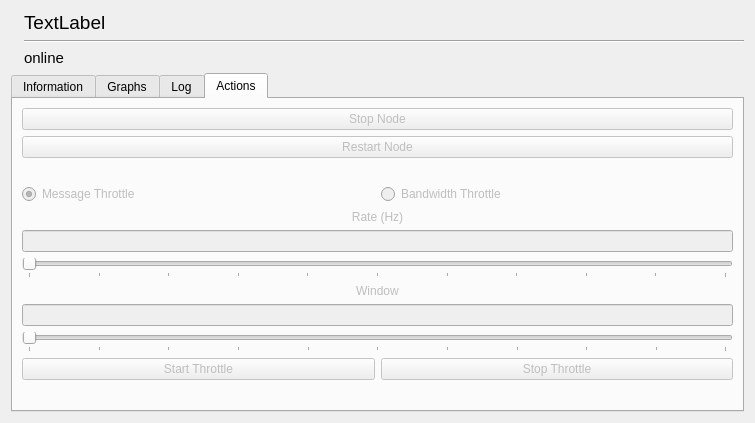
The window that arni_rqt_detail_plugin/resources/SelectionWidget.ui (UTNuclearRobotics/arni) describes before a commit, drawn with Qt 5.
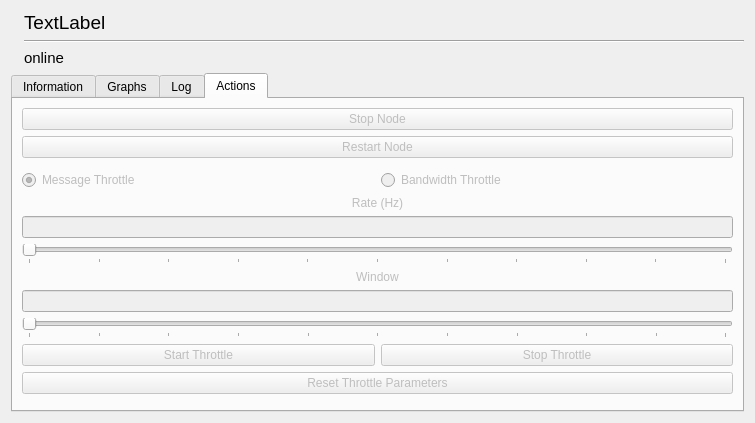
The same window after the commit. The open tabs and pages were chosen to show the change. Icons and pictures are not drawn.

Commit message: Fix TreeConnectionItem execute_throttles error. Add reset button. Add dynamic updating based on running throttles. Set up structure for radio button color changing based on active throttle type.

Patch:
```diff
--- a/arni_rqt_detail_plugin/resources/SelectionWidget.ui
+++ b/arni_rqt_detail_plugin/resources/SelectionWidget.ui
@@ -465,6 +465,16 @@
                           </item>
                         </layout>
                       </item>
+                      <item>
+                        <widget class="QPushButton" name="throttle_reset_button">
+                          <property name="enabled">
+                            <bool>false</bool>
+                          </property>
+                          <property name="text">
+                            <string>Reset Throttle Parameters</string>
+                          </property>
+                        </widget>
+                      </item>
                     </layout>
                   </item>
                 </layout>
```
The commit also changes 2 other files.
